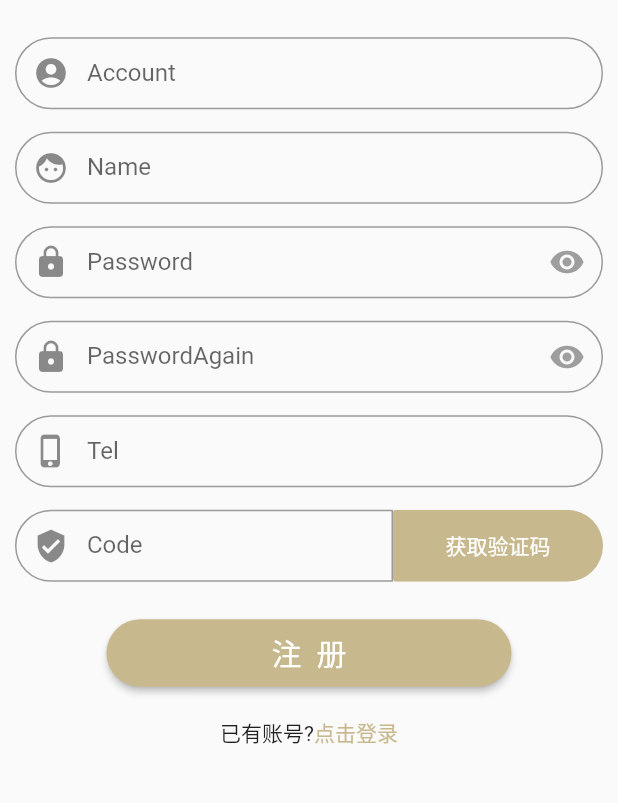
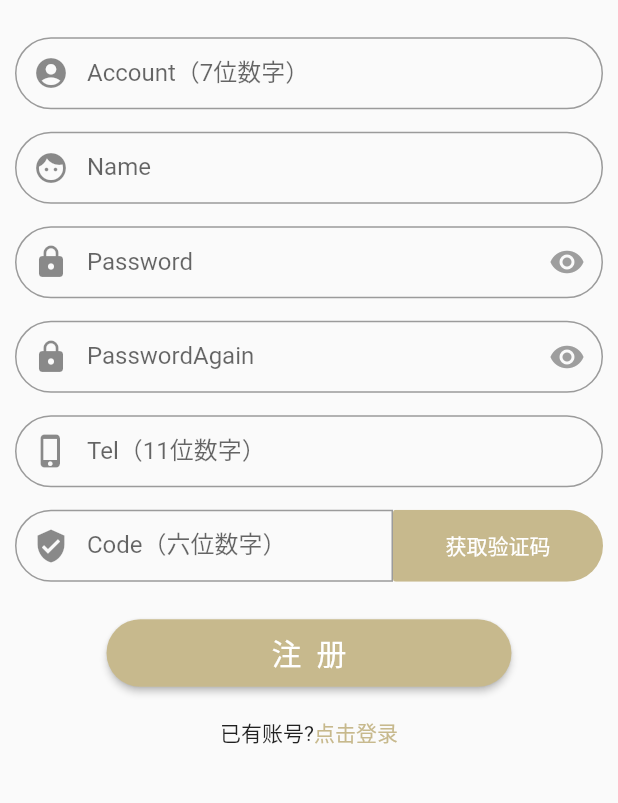
Before and after one commit to EmmaHZY/any_door, a Flutter app: the screen it shows after launch, after a tap on "点击注册", on a phone screen of 412 x 824 dp, the part 391-1194 px from its top. Run offline on Flutter 3.47's test engine with Material 2 defaults, Android fonts, the phone set to English and light mode, and no system bars; missing offline and left inert: im_flutter_sdk; network calls fail.

Commit message:
文本验证+图片按钮

```diff
--- a/lib/Pages/Login/ForgetPasswordPage.dart
+++ b/lib/Pages/Login/ForgetPasswordPage.dart
@@ -235,7 +235,7 @@ class _ResetOnePageState extends State<ResetOnePage> {
     double width = MediaQuery.of(context).size.width;
     return TextFormField(
       decoration: const InputDecoration(
-        labelText: 'Code',
+        labelText: 'Code（6位数字）',
         hintText: '请输入验证码',
         /// 边框
         border: OutlineInputBorder(
@@ -264,7 +264,7 @@ class _ResetOnePageState extends State<ResetOnePage> {
         _telNum=value;
       },
       decoration: const InputDecoration(
-        labelText: 'Tel',
+        labelText: 'Tel（11位数字）',
         hintText: '请输入手机号',
         /// 边框
         border: OutlineInputBorder(
@@ -414,7 +414,7 @@ class _ResetTwoPageState extends State<ResetTwoPage> {
           ),
           onPressed: () {
             (_formKey.currentState as FormState).save();
-            //TODO 执行注册方法
+            //TODO 执行修改方法
             if(_password==_verify) {//密码相等
                 if(judge) {//手机号有效，向后端发请求
                   judge=false;//全局变量重置
--- a/lib/Pages/Login/LoginPage.dart
+++ b/lib/Pages/Login/LoginPage.dart
@@ -4,6 +4,7 @@ import 'dart:convert';
 import 'package:any_door/Pages/Home/BottomTabBar.dart';
 import 'package:flutter/material.dart';
 import 'package:any_door/my_colors.dart';
+import 'package:flutter/services.dart';
 import 'package:im_flutter_sdk/im_flutter_sdk.dart';
 
 import '../../HttpTools.dart';
@@ -227,8 +228,12 @@ class _LoginPageState extends State<LoginPage> {
 
   Widget buildAccountTextField() {
     return TextFormField(
+      inputFormatters: <TextInputFormatter>[
+        LengthLimitingTextInputFormatter(7),//限制长度
+        FilteringTextInputFormatter.allow(RegExp("[0-9]")),//限制数字输入
+      ],
       decoration: const InputDecoration(
-        labelText: 'Account',
+        labelText: 'Account（7位数字）',
         hintText: '请输入账号',
         /// 边框
         border: OutlineInputBorder(
--- a/lib/Pages/Login/RegisterPage.dart
+++ b/lib/Pages/Login/RegisterPage.dart
@@ -221,8 +221,12 @@ class _RegisterPageState extends State<RegisterPage> {
   Widget buildCodeTextField() {
     double width = MediaQuery.of(context).size.width;
     return TextFormField(
+      inputFormatters: <TextInputFormatter>[
+        LengthLimitingTextInputFormatter(6),//限制长度
+        FilteringTextInputFormatter.allow(RegExp("[0-9]")),//限制数字输入
+      ],
            decoration: const InputDecoration(
-             labelText: 'Code',
+             labelText: 'Code（六位数字）',
              hintText: '请输入验证码',
              /// 边框
              border: OutlineInputBorder(
@@ -246,11 +250,15 @@ class _RegisterPageState extends State<RegisterPage> {
 
   Widget buildTelTextField() {
         return TextFormField(
+            inputFormatters: <TextInputFormatter>[
+              LengthLimitingTextInputFormatter(11),//限制长度
+              FilteringTextInputFormatter.allow(RegExp("[0-9]")),//限制数字输入
+            ],
             onChanged: (value){//实时记录文本框数据
               Account.tel= value;
             },
             decoration: const InputDecoration(
-          labelText: 'Tel',
+          labelText: 'Tel（11位数字）',
           hintText: '请输入手机号',
           /// 边框
           border: OutlineInputBorder(
@@ -376,8 +384,12 @@ class _RegisterPageState extends State<RegisterPage> {
 
   Widget buildAccountTextField() {
     return TextFormField(
+      inputFormatters: <TextInputFormatter>[
+        LengthLimitingTextInputFormatter(7),//限制长度
+        FilteringTextInputFormatter.allow(RegExp("[0-9]")),//限制数字输入
+      ],
       decoration: const InputDecoration(
-        labelText: 'Account',
+        labelText: 'Account（7位数字）',
         hintText: '请输入账号',
         /// 边框
         border: OutlineInputBorder(
--- a/lib/res/listPeople.dart
+++ b/lib/res/listPeople.dart
@@ -1,7 +1,7 @@
 List listPeople = [
   {
     "personImage":"https://gimg2.baidu.com/image_search/src=http%3A%2F%2Fc-ssl.duitang.com%2Fuploads%2Fblog%2F202107%2F27%2F20210727214714_1175f.thumb.1000_0.jpg&refer=http%3A%2F%2Fc-ssl.duitang.com&app=2002&size=f9999,10000&q=a80&n=0&g=0n&fmt=auto?sec=1654524908&t=e226c6c2cf13e1b36d466b1f473af4aa",
-    "userName": "chy",
+    "userName": "放不开",
     "lastMessage": "第8题好难，求救",
     "lastTime":"22:16"
   },
```
Also changed, not shown: lib/Pages/Message/CommunicationPage.dart (+57 -4 lines).
